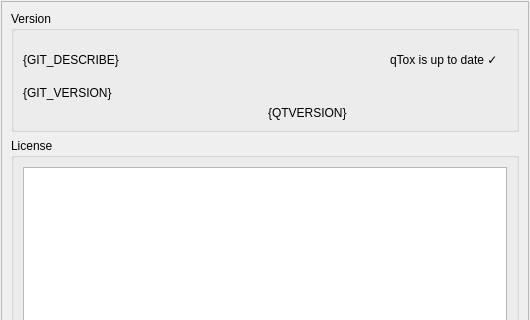
First picture: the form in src/UI/window/config/about/src/aboutsettings.ui, repository okstar-org/ok-msg-desktop, before the edit; both pictures show x 0 to 530 and y 0 to 320 of the 530 by 553 pixel window.
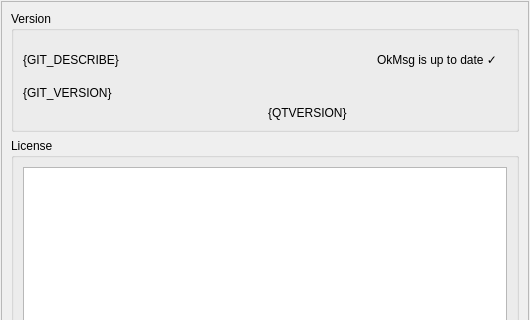
Second picture: the form after the edit. The open tabs and pages were chosen to show the change. Custom widgets are drawn as their Qt base class.

Diff of the .ui file:
```diff
--- a/src/UI/window/config/about/src/aboutsettings.ui
+++ b/src/UI/window/config/about/src/aboutsettings.ui
@@ -224,7 +224,7 @@
                    </sizepolicy>
                   </property>
                   <property name="text">
-                   <string>qTox is up to date ✓</string>
+                   <string>OkMsg is up to date ✓</string>
                   </property>
                  </widget>
                 </item>
```
